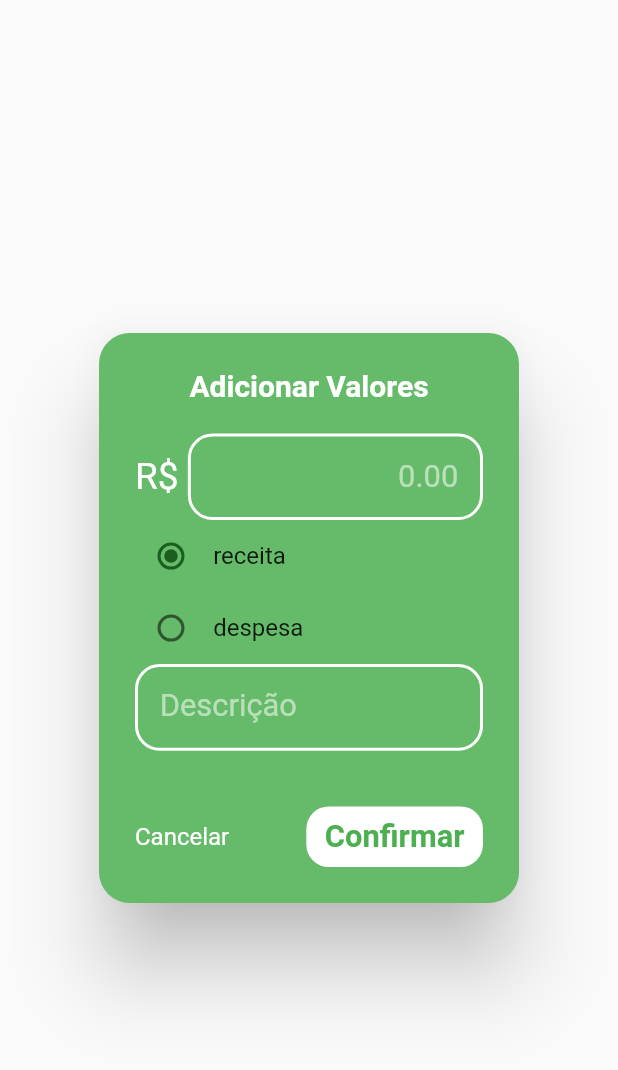
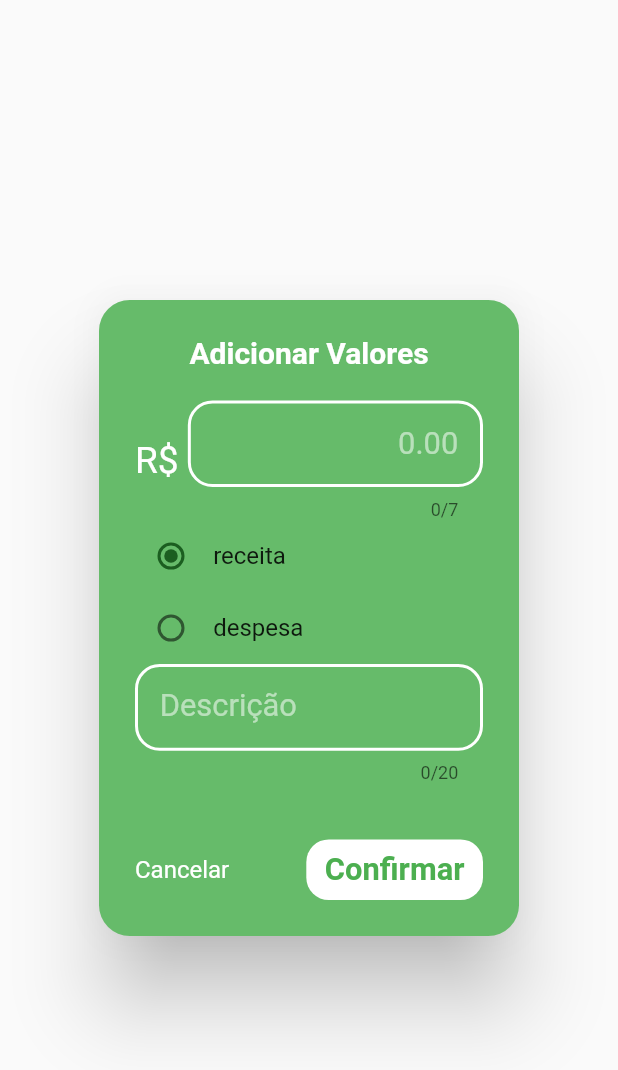
Before and after one commit to td-santos/Finance_App_Flutter, a Flutter app: the CustomDialog widget shown alone on an empty page, opened directly, on a phone screen of 412 x 824 dp. Shown: the top 1070 px of the screen. Run offline on Flutter 3.47's test engine with Material 2 defaults, Android fonts, the phone set to English and light mode, and no system bars; our stand-ins replace sqflite, table_calendar; accounts and stored records are empty.

Commit message:
Fix bug ultimo item da lista
Correção de bug da lista em movimentaçoes da Home, onde o ultimo item ficava escondido .

```diff
--- a/finacash/lib/Widgets/CustomDialog.dart
+++ b/finacash/lib/Widgets/CustomDialog.dart
@@ -45,6 +45,7 @@ class _CustomDialogState extends State<CustomDialog> {
                   Flexible(
                     child: TextField(
                         controller: _controllerValor,
+                        maxLength: 7,
                         style: TextStyle(fontSize: width * 0.05),
                         keyboardType:
                             TextInputType.numberWithOptions(decimal: true),
@@ -120,6 +121,7 @@ class _CustomDialogState extends State<CustomDialog> {
               ),
               TextField(
                   controller: _controllerDesc,
+                  maxLength: 20,
                   style: TextStyle(fontSize: width * 0.05),
                   keyboardType: TextInputType.text,
                   maxLines: 1,
--- a/finacash/lib/screen/HomePage.dart
+++ b/finacash/lib/screen/HomePage.dart
@@ -48,10 +48,10 @@ class _HomePageState extends State<HomePage> {
   }
 
   _saldoTamanho(String conteudo) {
-    if (conteudo.length > 5) {
-      return width * 0.2;
+    if (conteudo.length > 8) {
+      return width * 0.08;
     } else {
-      return width * 0.3;
+      return width * 0.1;
     }
   }
 
@@ -99,6 +99,7 @@ class _HomePageState extends State<HomePage> {
     });
   }
 
+
   @override
   void initState() {
     // TODO: implement initState
@@ -134,6 +135,7 @@ class _HomePageState extends State<HomePage> {
       body: SingleChildScrollView(
         primary: false,
         physics: NeverScrollableScrollPhysics(),
+        //physics: ClampingScrollPhysics(),
         //height: height,
         //width: width,
         child: Column(
@@ -206,15 +208,20 @@ class _HomePageState extends State<HomePage> {
                           children: <Widget>[
                             Padding(
                               padding: EdgeInsets.only(left: width * 0.05),
-                              child: Text(
+                              child: Container(
+                                width: width * 0.6,
+
+                                child: Text(
                                 saldoAtual,
+                                overflow: TextOverflow.ellipsis,
                                 style: TextStyle(
                                     color: Colors
                                         .lightBlue[700], //Colors.indigo[400],
                                     fontWeight: FontWeight.bold,
-                                    fontSize:
-                                        width * 0.1 //_saldoTamanho(saldoAtual)
+                                    fontSize: _saldoTamanho(saldoAtual),
+                                        //width * 0.1 //_saldoTamanho(saldoAtual)
                                     ),
+                              ),
                               ),
                             ),
                             Padding(
@@ -363,8 +370,8 @@ class _HomePageState extends State<HomePage> {
                       },
                       key: ValueKey(mov.id),
                       background: Container(
-                        padding: EdgeInsets.only(right: 10),
-                        alignment: Alignment.centerRight,
+                        padding: EdgeInsets.only(right: 10 ,top: width * 0.04),
+                        alignment: Alignment.topRight,
                         color: Colors.red,
                         child: Icon(
                           Icons.delete_outline,
@@ -374,11 +381,16 @@ class _HomePageState extends State<HomePage> {
                       ),
                       child: CardMovimentacoesItem(
                         mov: mov,
+                        lastItem: listmovimentacoes[index] == listmovimentacoes.last? true : false,
                       ),
                     );
                   },
                 ),
               ),
+            ),
+            Padding(
+              padding: EdgeInsets.only(top: 20),
+              child: Text( "EEEEEEEEE"),
             )
           ],
         ),
--- a/finacash/pubspec.yaml
+++ b/finacash/pubspec.yaml
@@ -11,7 +11,7 @@ description: A new Flutter application.
 # In iOS, build-name is used as CFBundleShortVersionString while build-number used as CFBundleVersion.
 # Read more about iOS versioning at
 # https://developer.apple.com/library/archive/documentation/General/Reference/InfoPlistKeyReference/Articles/CoreFoundationKeys.html
-version: 1.0.0+1
+version: 1.0.1+2
 
 environment:
   sdk: ">=2.1.0 <3.0.0"
```
Also changed, not shown: finacash/lib/Widgets/CardMovimentacoesItem.dart (+13 -3 lines), 2 other files.
